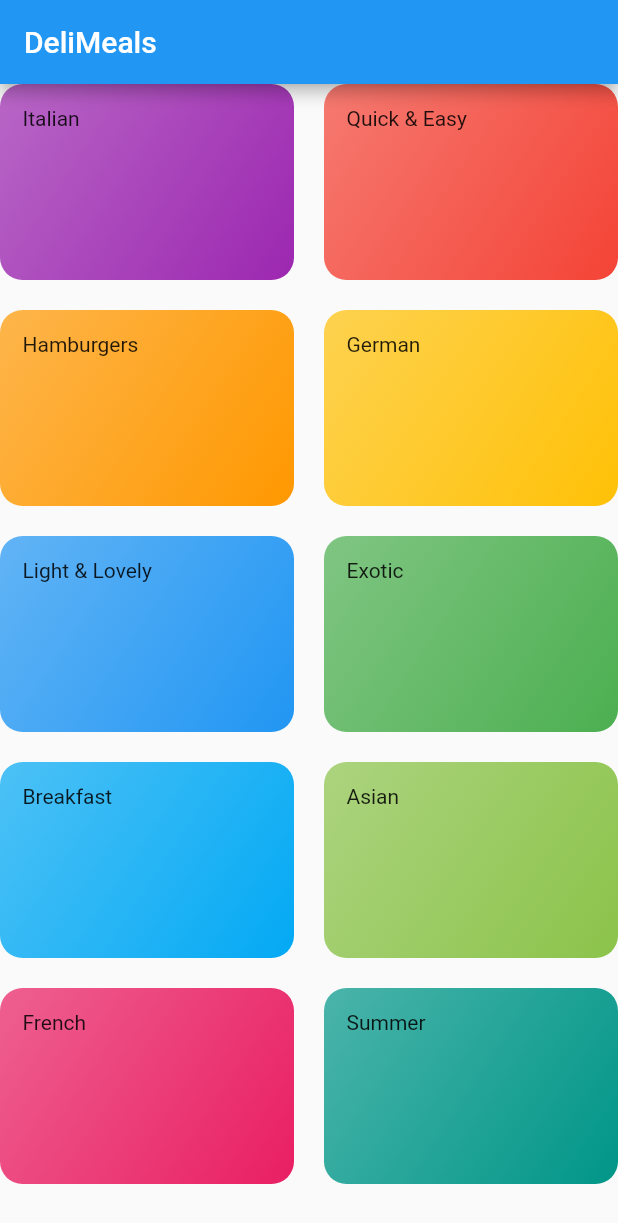
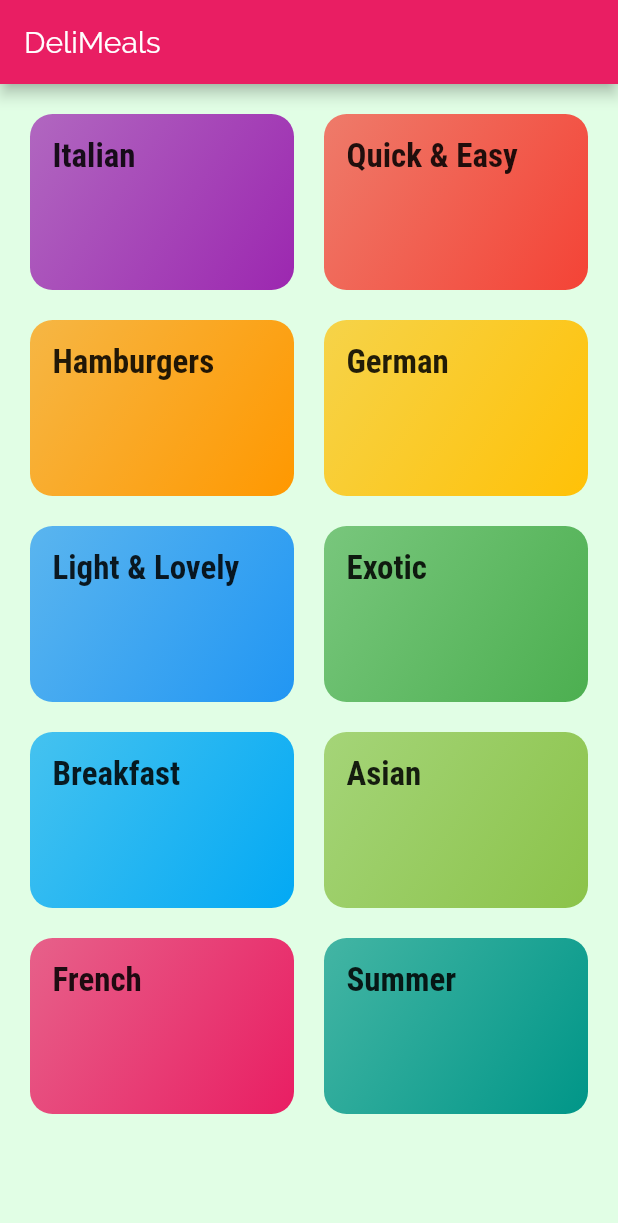
Before and after one commit to jeremiahAI/flutter_recipes, a Flutter app: the screen it shows after launch, on a phone screen of 412 x 824 dp. Shown: the top 1223 px of the screen. Run offline on Flutter 3.47's test engine with Material 2 defaults, Android fonts, the light colour scheme and no system bars.

Commit message:
Add fonts and theme colors

```diff
--- a/lib/category_item.dart
+++ b/lib/category_item.dart
@@ -10,7 +10,10 @@
   Widget build(BuildContext context) {
     return Container(
       padding: const EdgeInsets.all(15),
-      child: Text(category.title),
+      child: Text(
+        category.title,
+        style: Theme.of(context).textTheme.title,
+      ),
       decoration: BoxDecoration(
         gradient: LinearGradient(
             colors: [category.color.withOpacity(0.7), category.color],
--- a/lib/main.dart
+++ b/lib/main.dart
@@ -1,5 +1,5 @@
 import 'package:flutter/material.dart';
-import 'package:recipes/categories_screen.dart';
+import 'package:recipes/screens/categories_screen.dart';
 
 void main() => runApp(MyApp());
 
@@ -9,8 +9,17 @@
     return MaterialApp(
       title: 'DeliMeals',
       theme: ThemeData(
-        primarySwatch: Colors.blue,
-      ),
+          primarySwatch: Colors.pink,
+          accentColor: Colors.amber,
+          canvasColor: Color.fromRGBO(225, 254, 229, 1),
+          fontFamily: 'Raleway',
+          textTheme: ThemeData.light().textTheme.copyWith(
+              body1: TextStyle(color: Color.fromRGBO(20, 51, 51, 1)),
+              body2: TextStyle(color: Color.fromRGBO(20, 51, 51, 1)),
+              title: TextStyle(
+                  fontSize: 22,
+                  fontWeight: FontWeight.bold,
+                  fontFamily: 'RobotoCondensed'))),
       home: CategoriesScreen(),
     );
   }
--- a/lib/categories_screen.dart
+++ b/lib/screens/categories_screen.dart
@@ -10,6 +10,7 @@
         title: const Text('DeliMeals'),
       ),
       body: GridView(
+        padding: const EdgeInsets.all(20),
         children: [
           ...DUMMY_CATEGORIES.map((category) => CategoryItem(category))
         ],
```
Also changed, not shown: pubspec.yaml (+17 -6 lines), fonts/Raleway-Black.ttf (added), fonts/Raleway-Bold.ttf (added), fonts/Raleway-Regular.ttf (added), fonts/RobotoCondensed-Bold.ttf (added), fonts/RobotoCondensed-Italic.ttf (added), fonts/RobotoCondensed-Light.ttf (added), fonts/RobotoCondensed-Regular.ttf (added), lib/screens/category_meals_screen.dart (added).
